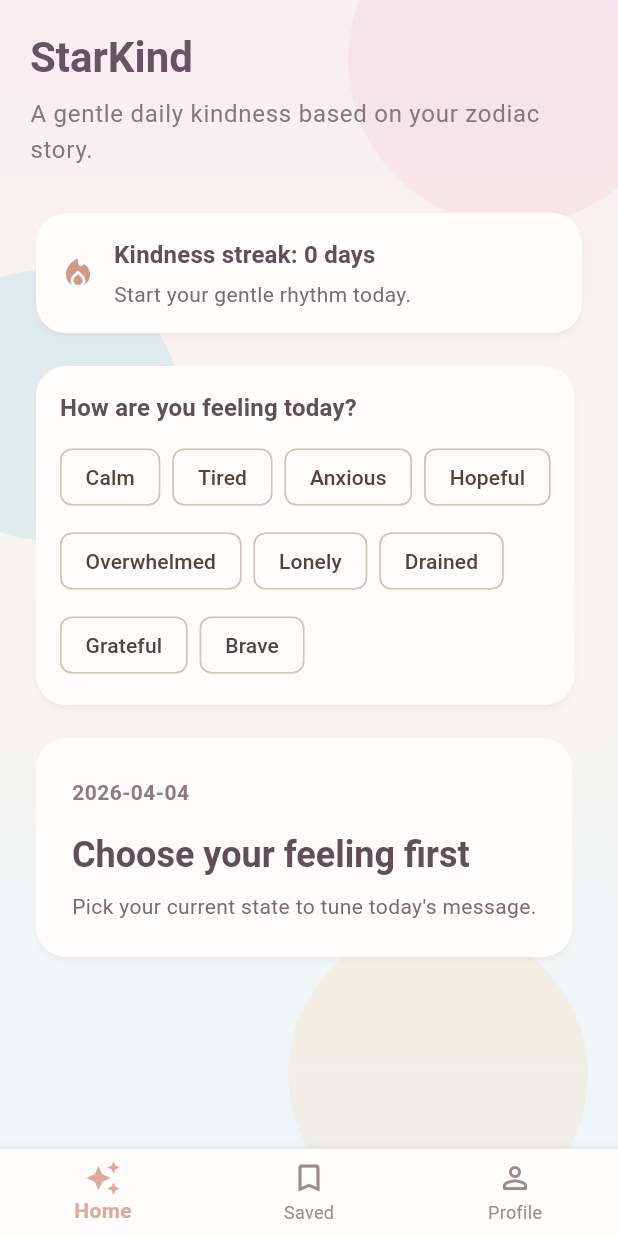
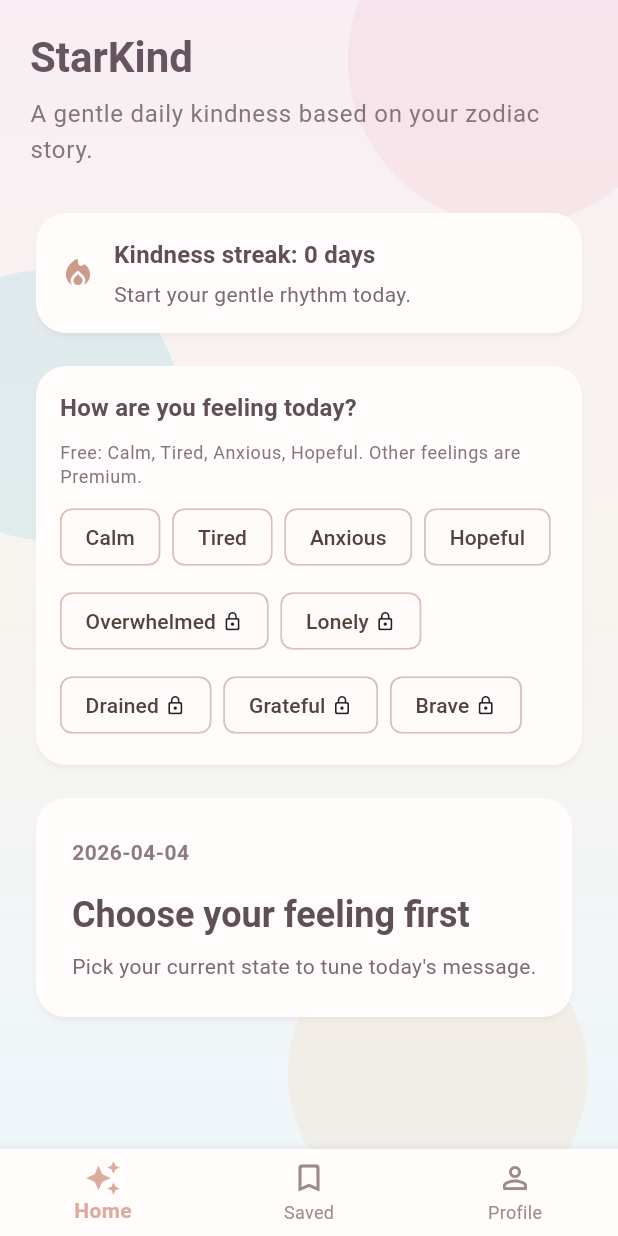
Before and after one commit to tonybjzhao/starkind_flutter, a Flutter app: the screen it shows after launch, on a phone screen of 412 x 824 dp. Run offline on Flutter 3.47's test engine with Material 3 defaults, Android fonts, the light colour scheme and no system bars; our stand-ins replace flutter_local_notifications, flutter_timezone, shared_preferences, timezone.

Commit message:
Phase 4: centralize free vs premium mood gating

```diff
--- a/lib/screens/home_screen.dart
+++ b/lib/screens/home_screen.dart
@@ -58,7 +58,21 @@ class HomeScreen extends StatelessWidget {
                         _DailyStateSelector(
                           selected: selectedState,
                           enabled: !isRevealed,
-                          onSelected: state.selectDailyState,
+                          isPremium: state.isPremiumEnabled,
+                          isUnlocked: state.isDailyStateUnlocked,
+                          onSelected: (dailyState) {
+                            final ok = state.selectDailyState(dailyState);
+                            if (!ok) {
+                              ScaffoldMessenger.of(context).showSnackBar(
+                                const SnackBar(
+                                  content: Text(
+                                    'This feeling is part of Premium. Enable Premium in Profile to unlock it.',
+                                  ),
+                                  behavior: SnackBarBehavior.floating,
+                                ),
+                              );
+                            }
+                          },
                         ),
                         const SizedBox(height: 14),
                         AnimatedSwitcher(
@@ -225,11 +239,15 @@ class _DailyStateSelector extends StatelessWidget {
   const _DailyStateSelector({
     required this.selected,
     required this.enabled,
+    required this.isPremium,
+    required this.isUnlocked,
     required this.onSelected,
   });
 
   final DailyState? selected;
   final bool enabled;
+  final bool isPremium;
+  final bool Function(DailyState state) isUnlocked;
   final ValueChanged<DailyState> onSelected;
 
   @override
@@ -248,17 +266,37 @@ class _DailyStateSelector extends StatelessWidget {
                   ),
             ),
             const SizedBox(height: 10),
+            if (!isPremium)
+              Padding(
+                padding: const EdgeInsets.only(bottom: 8),
+                child: Text(
+                  'Free: Calm, Tired, Anxious, Hopeful. Other feelings are Premium.',
+                  style: Theme.of(context).textTheme.bodySmall?.copyWith(
+                        color: const Color(0xFF85757F),
+                      ),
+                ),
+              ),
             Wrap(
               spacing: 8,
               runSpacing: 8,
               children: DailyState.values
-                  .map(
-                    (mood) => ChoiceChip(
-                      label: Text(mood.label),
+                  .map((mood) {
+                    final unlocked = isUnlocked(mood);
+                    return ChoiceChip(
+                      label: Row(
+                        mainAxisSize: MainAxisSize.min,
+                        children: [
+                          Text(mood.label),
+                          if (!unlocked) ...[
+                            const SizedBox(width: 4),
+                            const Icon(Icons.lock_outline_rounded, size: 14),
+                          ],
+                        ],
+                      ),
                       selected: selected == mood,
                       onSelected: enabled ? (_) => onSelected(mood) : null,
-                    ),
-                  )
+                    );
+                  })
                   .toList(),
             ),
           ],
--- /dev/null
+++ b/lib/services/entitlement_service.dart
@@ -0,0 +1,31 @@
+import '../models/daily_state.dart';
+
+class EntitlementService {
+  const EntitlementService();
+
+  static const Set<DailyState> _freeStates = {
+    DailyState.calm,
+    DailyState.tired,
+    DailyState.anxious,
+    DailyState.hopeful,
+  };
+
+  bool isStateUnlocked({
+    required DailyState state,
+    required bool isPremium,
+  }) {
+    if (isPremium) {
+      return true;
+    }
+    return _freeStates.contains(state);
+  }
+
+  List<DailyState> availableStates({required bool isPremium}) {
+    if (isPremium) {
+      return DailyState.values;
+    }
+    return DailyState.values
+        .where((state) => _freeStates.contains(state))
+        .toList(growable: false);
+  }
+}
--- a/lib/services/starkind_state.dart
+++ b/lib/services/starkind_state.dart
@@ -9,6 +9,7 @@ import '../models/daily_message.dart';
 import '../models/daily_reveal_record.dart';
 import '../models/daily_state.dart';
 import '../models/user_profile.dart';
+import 'entitlement_service.dart';
 import 'message_service.dart';
 import 'notification_service.dart';
 import 'zodiac_service.dart';
@@ -18,21 +19,25 @@ class StarKindState extends ChangeNotifier {
     MessageService? messageService,
     ZodiacService? zodiacService,
     NotificationService? notificationService,
+    EntitlementService? entitlementService,
   })  : _messageService = messageService ?? MessageService(),
         _zodiacService = zodiacService ?? ZodiacService(),
-        _notificationService = notificationService ?? NotificationService() {
+        _notificationService = notificationService ?? NotificationService(),
+        _entitlementService = entitlementService ?? const EntitlementService() {
     refreshDailyMessage();
   }
 
   final MessageService _messageService;
   final ZodiacService _zodiacService;
   final NotificationService _notificationService;
+  final EntitlementService _entitlementService;
 
   static const String _profileKey = 'profile';
   static const String _savedMessagesKey = 'saved_messages';
   static const String _dailyRevealKey = 'daily_reveal_record';
   static const String _streakCountKey = 'streak_count';
   static const String _lastRevealDateKey = 'last_reveal_date';
+  static const String _premiumEnabledKey = 'premium_enabled';
 
   UserProfile _profile = UserProfile.initial();
   DailyMessage? _currentMessage;
@@ -41,6 +46,7 @@ class StarKindState extends ChangeNotifier {
       DailyRevealRecord.emptyFor(_todayKey());
   int _streakCount = 0;
   String _lastRevealDate = '';
+  bool _isPremiumEnabled = false;
   bool _notificationsReady = false;
 
   UserProfile get profile => _profile;
@@ -49,6 +55,7 @@ class StarKindState extends ChangeNotifier {
   DailyState? get selectedDailyState =>
       DailyStateX.fromKey(_dailyRevealRecord.selectedStateKey);
   bool get canRevealToday => selectedDailyState != null;
+  bool get isPremiumEnabled => _isPremiumEnabled;
   int get currentStreak => _streakCount;
   String get streakMessage {
     if (_streakCount <= 0) {
@@ -61,6 +68,15 @@ class StarKindState extends ChangeNotifier {
       return 'A kind routine is taking root.';
     }
     return 'Beautiful consistency. Keep honoring your pace.';
+  }
+  List<DailyState> get availableDailyStates =>
+      _entitlementService.availableStates(isPremium: _isPremiumEnabled);
+
+  bool isDailyStateUnlocked(DailyState state) {
+    return _entitlementService.isStateUnlocked(
+      state: state,
+      isPremium: _isPremiumEnabled,
+    );
   }
   String get todayDateText => _dailyRevealRecord.dateKey;
   UnmodifiableListView<DailyMessage> get savedMessages =>
@@ -84,6 +100,7 @@ class StarKindState extends ChangeNotifier {
     final revealJson = prefs.getString(_dailyRevealKey);
     _streakCount = prefs.getInt(_streakCountKey) ?? 0;
     _lastRevealDate = prefs.getString(_lastRevealDateKey) ?? '';
+    _isPremiumEnabled = prefs.getBool(_premiumEnabledKey) ?? false;
 
     if (profileJson != null && profileJson.isNotEmpty) {
       final decoded = jsonDecode(profileJson) as Map<String, dynamic>;
@@ -104,6 +121,15 @@ class StarKindState extends ChangeNotifier {
       _dailyRevealRecord = DailyRevealRecord.fromJson(decoded);
     }
 
+    _syncTodayRecordAndMessage(notify: true);
+  }
+
+  void setPremiumEnabled(bool enabled) {
+    if (_isPremiumEnabled == enabled) {
+      return;
+    }
+    _isPremiumEnabled = enabled;
+    unawaited(_savePremiumEnabled());
     _syncTodayRecordAndMessage(notify: true);
   }
 
@@ -159,14 +185,18 @@ class StarKindState extends ChangeNotifier {
     unawaited(_rescheduleNotification());
   }
 
-  void selectDailyState(DailyState selectedState) {
+  bool selectDailyState(DailyState selectedState) {
+    if (!isDailyStateUnlocked(selectedState)) {
+      return false;
+    }
+
     final todayKey = _todayKey();
     if (_dailyRevealRecord.dateKey != todayKey) {
       _dailyRevealRecord = DailyRevealRecord.emptyFor(todayKey);
     }
 
     if (_dailyRevealRecord.hasRevealedToday) {
-      return;
+      return false;
     }
 
     final generated = _generateTodayMessage(selectedState: selectedState);
@@ -184,6 +214,7 @@ class StarKindState extends ChangeNotifier {
     unawaited(_saveDailyRevealRecord());
     notifyListeners();
     unawaited(_rescheduleNotification());
+    return true;
   }
 
   bool revealTodayMessage() {
@@ -249,6 +280,11 @@ class StarKindState extends ChangeNotifier {
     await prefs.setString(_lastRevealDateKey, _lastRevealDate);
   }
 
+  Future<void> _savePremiumEnabled() async {
+    final prefs = await SharedPreferences.getInstance();
+    await prefs.setBool(_premiumEnabledKey, _isPremiumEnabled);
+  }
+
   Future<void> _rescheduleNotification() async {
     if (!_notificationsReady) {
       return;
@@ -273,9 +309,10 @@ class StarKindState extends ChangeNotifier {
     }
 
     final selected = selectedDailyState;
-    if (selected == null) {
+    if (selected == null || !isDailyStateUnlocked(selected)) {
       _currentMessage = null;
       _dailyRevealRecord = _dailyRevealRecord.copyWith(
+        selectedStateKey: '',
         hasRevealedToday: false,
         messageId: '',
         message: '',
@@ -323,6 +360,7 @@ class StarKindState extends ChangeNotifier {
       zodiacSign: _profile.zodiacSign,
       preferredTone: _profile.preferredTone,
       selectedState: selectedState,
+      isPremium: _isPremiumEnabled,
     );
   }
 
```
Also changed, not shown: lib/screens/profile_screen.dart (+34 -0 lines).
